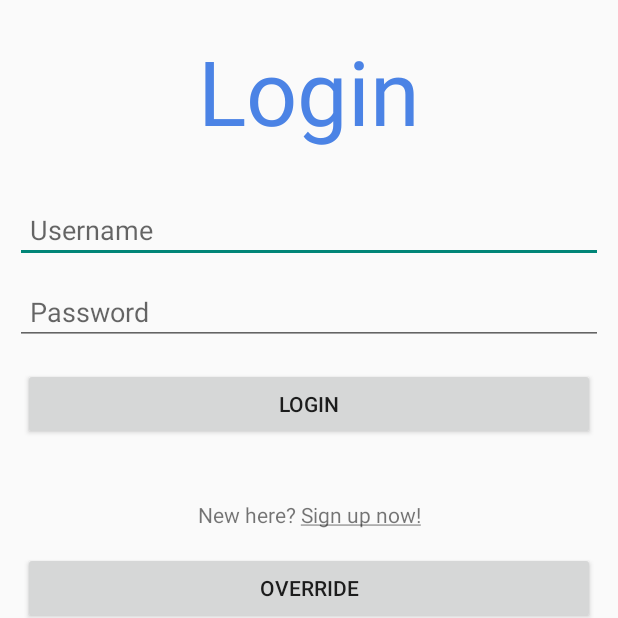
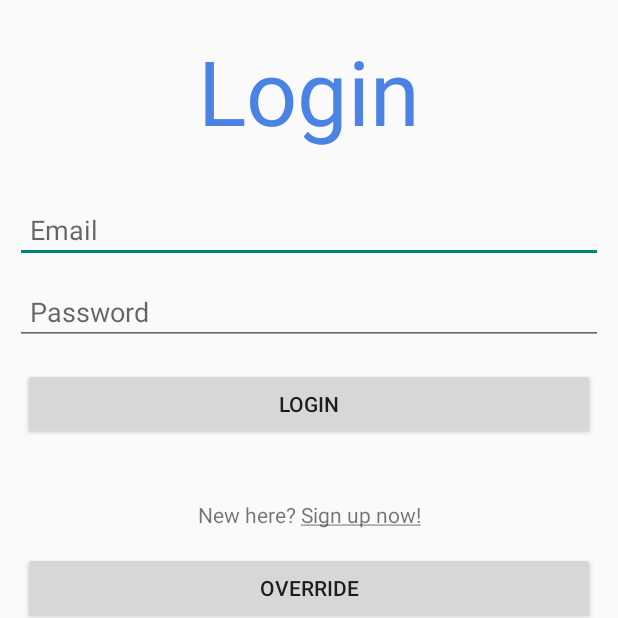
Before and after one commit to mikalacki/Android, an Android app: the screen it shows after launch (LogIn), after a tap on "LOGIN", on a phone screen of 412 x 824 dp, the top half of it. Run offline under Robolectric (Android 15) with nearby library versions, the phone set to English and light mode, and no system bars; our stand-ins replace Firebase (no records; nobody signed in at launch, a user with empty details on screens opened directly).

Commit message:
Created login with via email and password using Firebase

```diff
--- a/app/src/main/java/com/example/mmreviews/LogIn.java
+++ b/app/src/main/java/com/example/mmreviews/LogIn.java
@@ -1,171 +1,85 @@
 package com.example.mmreviews;
 
-import androidx.annotation.RequiresApi;
+import androidx.annotation.NonNull;
+
 import androidx.appcompat.app.AppCompatActivity;
 
 import android.content.Intent;
-import android.os.Build;
+
 import android.os.Bundle;
-import android.os.Handler;
+
 import android.view.View;
-import android.widget.AutoCompleteTextView;
+
 import android.widget.Button;
-import android.widget.CheckedTextView;
+
 import android.widget.ProgressBar;
 import android.widget.TextView;
 import android.widget.Toast;
 
-import com.google.android.material.navigation.NavigationView;
+import com.google.android.gms.tasks.OnCompleteListener;
+import com.google.android.gms.tasks.Task;
+
 import com.google.android.material.textfield.TextInputEditText;
-import com.mopub.volley.Request;
-import com.mopub.volley.toolbox.StringRequest;
-import com.mopub.volley.toolbox.Volley;
-import com.vishnusivadas.advanced_httpurlconnection.PutData;
+import com.google.firebase.auth.AuthResult;
+import com.google.firebase.auth.FirebaseAuth;
 
-import org.json.JSONArray;
-import org.json.JSONException;
-import org.json.JSONObject;
 
-import java.util.ArrayList;
-import java.util.List;
+import org.jetbrains.annotations.NotNull;
 
-import static com.example.mmreviews.R.id.username;
 
 public class LogIn extends AppCompatActivity {
 
-    TextInputEditText textInputEditTextPassword, textInputEditTextUsername;
+    TextInputEditText textInputEditTextPassword, textInputEditTextEmail;
     TextView textViewSignup;
     Button buttonLogin, buttonOverride;
     ProgressBar progressBar;
+    FirebaseAuth fAuth;
 
-
-    private static final String USER_URL = "http://192.168.1.59/LoginRegister/myApi.php";
-    List<User> userList;
-    List<User> users;
 
     @Override
     protected void onCreate(Bundle savedInstanceState) {
         super.onCreate(savedInstanceState);
         setContentView(R.layout.activity_log_in);
-        userList = new ArrayList<>();
 
-        textInputEditTextUsername = findViewById(R.id.usernameLogin);
+
+        textInputEditTextEmail = findViewById(R.id.emailLogin);
         textInputEditTextPassword = findViewById(R.id.passwordLogin);
+        fAuth = FirebaseAuth.getInstance();
         buttonLogin = findViewById(R.id.btn_login);
         textViewSignup = findViewById(R.id.signupText);
         progressBar = findViewById(R.id.progressBar);
 
         buttonOverride = findViewById(R.id.btn_override);
 
-        buttonOverride.setOnClickListener(new View.OnClickListener() {
-            @Override
-            public void onClick(View v) {
-                Intent intent = new Intent(getApplicationContext(), MainActivity.class);
-                startActivity(intent);
-                finish();
-            }
+        buttonOverride.setOnClickListener(v -> {
+            Intent intent = new Intent(getApplicationContext(), MainActivity.class);
+            startActivity(intent);
+            finish();
         });
 
-        textViewSignup.setOnClickListener(new View.OnClickListener() {
-            @Override
-            public void onClick(View v) {
-                Intent intent = new Intent(getApplicationContext(), SignUp.class);
-                startActivity(intent);
-                finish();
-            }
+        textViewSignup.setOnClickListener(v -> {
+            Intent intent = new Intent(getApplicationContext(), SignUp.class);
+            startActivity(intent);
+            finish();
         });
 
-        buttonLogin.setOnClickListener(new View.OnClickListener() {
-            @RequiresApi(api = Build.VERSION_CODES.JELLY_BEAN_MR1)
-            @Override
-            public void onClick(View v) {
+
+        buttonLogin.setOnClickListener(v -> {
+
+            fAuth.signInWithEmailAndPassword(textInputEditTextEmail.getText().toString(), textInputEditTextPassword.getText().toString()).addOnCompleteListener(new OnCompleteListener<AuthResult>() {
+                @Override
+                public void onComplete(@NonNull @NotNull Task<AuthResult> task) {
+                    if (task.isSuccessful()) {
+                        Toast.makeText(LogIn.this, "user loged in", Toast.LENGTH_SHORT).show();
+                        startActivity(new Intent(getApplicationContext(), MainActivity.class));
+                    } else {
+                        Toast.makeText(LogIn.this, "Error " + task.getException().getMessage(), Toast.LENGTH_SHORT).show();
+                    }
+                }
+            });
+
+        });
 
 
-
-
-                String username, password;
-
-                username = String.valueOf(textInputEditTextUsername.getText());
-                password = String.valueOf(textInputEditTextPassword.getText());
-
-               // users = loadUsers();
-                //setProfileInfo(users, username);
-
-                if (!username.equals("") && !password.equals("")) {
-
-                    progressBar.setVisibility(View.VISIBLE);
-                    Handler handler = new Handler();
-                    handler.post(new Runnable() {
-                        @Override
-                        public void run() {
-                            //Starting Write and Read data with URL
-                            //Creating array for parameters
-                            String[] field = new String[2];
-
-                            field[0] = "username";
-                            field[1] = "password";
-                            //Creating array for data
-                            String[] data = new String[2];
-                            data[0] = username;
-                            data[1] = password;
-                            // 192.168.1.59 ip address for pc
-                            // 192.168.2.252 ip address for phone
-                            PutData putData = new PutData("http://192.168.1.59/LoginRegister/login.php", "POST", field, data);
-                            if (putData.startPut()) {
-                                if (putData.onComplete()) {
-                                    progressBar.setVisibility(View.GONE);
-                                    String result = putData.getResult();
-                                    if (result.equals("Login Success")) {
-
-                                        Toast.makeText(getApplicationContext(), result, Toast.LENGTH_SHORT).show();
-                                        Intent intent = new Intent(getApplicationContext(), MainActivity.class);
-                                        startActivity(intent);
-                                        finish();
-                                    } else {
-                                        Toast.makeText(getApplicationContext(), result, Toast.LENGTH_SHORT).show();
-                                    }
-
-                                }
-                            }
-                            //End Write and Read data with URL
-                        }
-                    });
-                } else {
-                    Toast.makeText(getApplicationContext(), "All tings are required", Toast.LENGTH_SHORT).show();
-                }
-            }
-        });
     }
-
-   /* private List<User> loadUsers() {
-        StringRequest stringRequest = new StringRequest(Request.Method.GET, USER_URL, s -> {
-            try {
-                JSONArray users = new JSONArray(s);
-                for (int i = 0; i < s.length(); i++) {
-                    JSONObject userObject = users.getJSONObject(i);
-
-                    int userId = userObject.getInt("userID");
-                    String username = userObject.getString("username");
-                    String fullname = userObject.getString("fullName");
-                    String email = userObject.getString("email");
-
-                    User user = new User(username, fullname, email);
-                    userList.add(user);
-                }
-            } catch (JSONException e) {
-                e.printStackTrace();
-            }
-        }, volleyError -> Toast.makeText(LogIn.this, volleyError.getMessage(), Toast.LENGTH_SHORT).show());
-
-        Volley.newRequestQueue(this, null).add(stringRequest);
-        return userList;
-    }
-
-    public void setProfileInfo(List<User> users, String username) {
-        for (int i = 0; i < users.size(); i++) {
-            if (users.get(i).getUsername().equals(username)) {
-
-            }
-        }
-    }*/
 }
--- a/app/src/main/java/com/example/mmreviews/SignUp.java
+++ b/app/src/main/java/com/example/mmreviews/SignUp.java
@@ -1,5 +1,4 @@
 package com.example.mmreviews;
-
 
 
 import androidx.appcompat.app.AppCompatActivity;
@@ -59,7 +58,7 @@ public class SignUp extends AppCompatActivity {
                     }
             ).addOnFailureListener(er ->
                     {
-                           Toast.makeText(this, ""+er.getMessage(), Toast.LENGTH_SHORT).show();
+                        Toast.makeText(this, "" + er.getMessage(), Toast.LENGTH_SHORT).show();
 
                     }
             );
--- a/app/src/main/res/layout/activity_log_in.xml
+++ b/app/src/main/res/layout/activity_log_in.xml
@@ -26,13 +26,13 @@
         </TextView>
 
         <com.google.android.material.textfield.TextInputEditText
-            android:id="@+id/usernameLogin"
+            android:id="@+id/emailLogin"
             android:layout_width="match_parent"
             android:layout_height="wrap_content"
             android:layout_margin="10dp"
             android:layout_marginTop="10dp"
-            android:hint="@string/username"
-            android:inputType="text"
+            android:hint="@string/email"
+            android:inputType="textEmailAddress"
             android:padding="10dp"
             android:textColor="#4B83E5"
             app:layout_constraintTop_toBottomOf="@id/loginSign">
@@ -49,7 +49,7 @@
             android:inputType="textPassword"
             android:padding="10dp"
             android:textColor="#4B83E5"
-            app:layout_constraintTop_toBottomOf="@+id/usernameLogin">
+            app:layout_constraintTop_toBottomOf="@+id/emailLogin">
 
         </com.google.android.material.textfield.TextInputEditText>
 
--- a/build.gradle
+++ b/build.gradle
@@ -6,7 +6,7 @@ buildscript {
     }
 
     dependencies {
-        classpath 'com.android.tools.build:gradle:4.2.1'
+        classpath 'com.android.tools.build:gradle:4.2.2'
         classpath 'com.google.gms:google-services:4.3.10'
         // NOTE: Do not place your application dependencies here; they belong
         // in the individual module build.gradle files
```
Also changed, not shown: app/build.gradle (+9 -1 lines), app/src/main/java/com/example/mmreviews/MainActivity.java (+2 -5 lines). Lines whose indentation alone changed are shown as unchanged.
